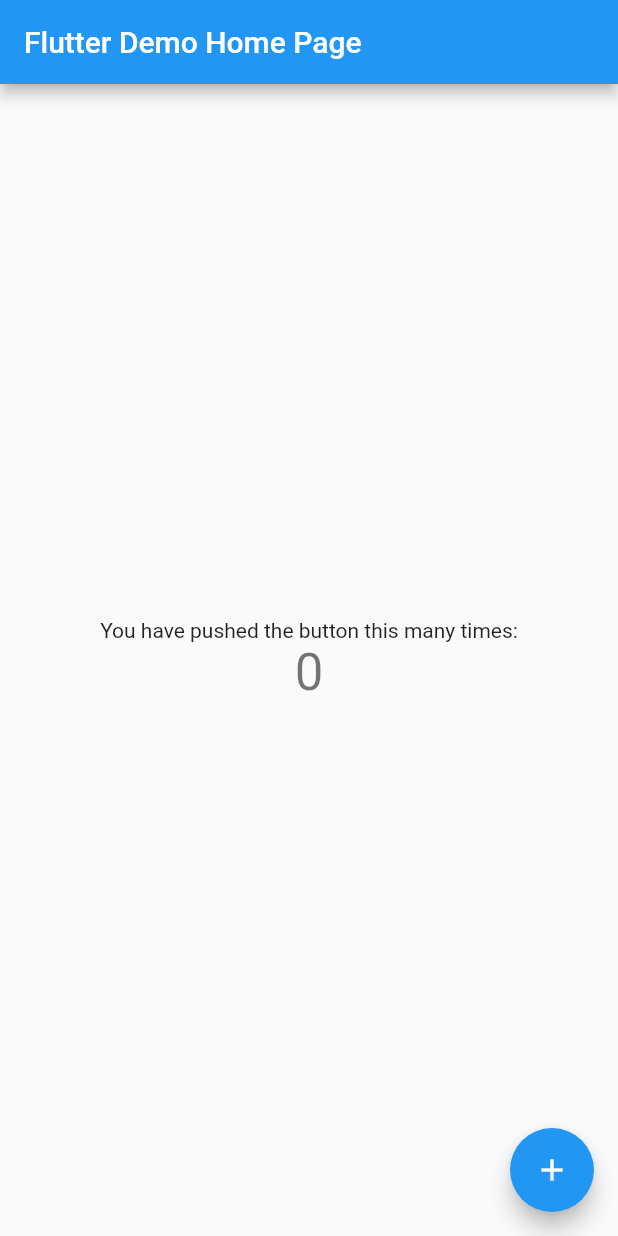
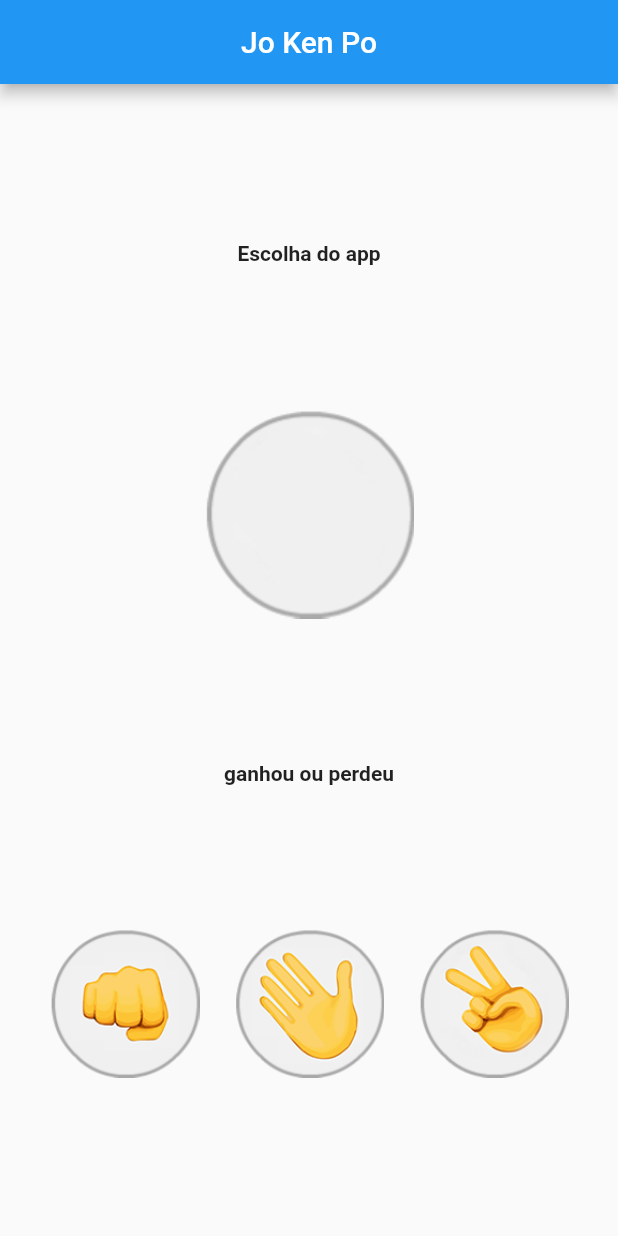
Before and after one commit to moreirapontocom/flutter-jokenpo-game, a Flutter app: the screen it shows after launch, on a phone screen of 412 x 824 dp. Run offline on Flutter 3.47's test engine with Material 2 defaults, Android fonts, the phone set to English and light mode, and no system bars.

Commit message:
Game interface

```diff
--- /dev/null
+++ b/lib/Jogo.dart
@@ -0,0 +1,50 @@
+import 'package:flutter/material.dart';
+
+class Home extends StatefulWidget {
+  @override
+  _HomeState createState() => _HomeState();
+}
+
+class _HomeState extends State<Home> {
+  @override
+  Widget build(BuildContext context) {
+    return Scaffold(
+      appBar: AppBar(
+        title: Text("Jo Ken Po"),
+        centerTitle: true,
+      ),
+      body: Container(
+        width: double.infinity,
+        padding: EdgeInsets.all(10),
+        child: Column(
+          mainAxisAlignment: MainAxisAlignment.spaceEvenly,
+          crossAxisAlignment: CrossAxisAlignment.center,
+          children: <Widget>[
+            Text(
+              "Escolha do app",
+              style: TextStyle(
+                fontWeight: FontWeight.bold
+              ),
+            ),
+            Image.asset("images/padrao.png"),
+            Text(
+              "ganhou ou perdeu",
+              style: TextStyle(
+                fontWeight: FontWeight.bold
+              ),
+            ),
+            Row(
+              mainAxisAlignment: MainAxisAlignment.spaceEvenly,
+              crossAxisAlignment: CrossAxisAlignment.center,
+              children: <Widget>[
+                Image.asset("images/pedra.png", height: 100,),
+                Image.asset("images/papel.png", height: 100,),
+                Image.asset("images/tesoura.png", height: 100,)
+              ],
+            ),
+          ],
+        ),
+      ),
+    );
+  }
+}
--- a/lib/main.dart
+++ b/lib/main.dart
@@ -1,111 +1,10 @@
 import 'package:flutter/material.dart';
+import 'package:jokenpo/Jogo.dart';
 
-void main() => runApp(MyApp());
-
-class MyApp extends StatelessWidget {
-  // This widget is the root of your application.
-  @override
-  Widget build(BuildContext context) {
-    return MaterialApp(
-      title: 'Flutter Demo',
-      theme: ThemeData(
-        // This is the theme of your application.
-        //
-        // Try running your application with "flutter run". You'll see the
-        // application has a blue toolbar. Then, without quitting the app, try
-        // changing the primarySwatch below to Colors.green and then invoke
-        // "hot reload" (press "r" in the console where you ran "flutter run",
-        // or simply save your changes to "hot reload" in a Flutter IDE).
-        // Notice that the counter didn't reset back to zero; the application
-        // is not restarted.
-        primarySwatch: Colors.blue,
-      ),
-      home: MyHomePage(title: 'Flutter Demo Home Page'),
-    );
-  }
+void main() {
+  runApp(MaterialApp(
+    title: "JoKenPo",
+    debugShowCheckedModeBanner: false,
+    home: Home()
+  ));
 }
-
-class MyHomePage extends StatefulWidget {
-  MyHomePage({Key key, this.title}) : super(key: key);
-
-  // This widget is the home page of your application. It is stateful, meaning
-  // that it has a State object (defined below) that contains fields that affect
-  // how it looks.
-
-  // This class is the configuration for the state. It holds the values (in this
-  // case the title) provided by the parent (in this case the App widget) and
-  // used by the build method of the State. Fields in a Widget subclass are
-  // always marked "final".
-
-  final String title;
-
-  @override
-  _MyHomePageState createState() => _MyHomePageState();
-}
-
-class _MyHomePageState extends State<MyHomePage> {
-  int _counter = 0;
-
-  void _incrementCounter() {
-    setState(() {
-      // This call to setState tells the Flutter framework that something has
-      // changed in this State, which causes it to rerun the build method below
-      // so that the display can reflect the updated values. If we changed
-      // _counter without calling setState(), then the build method would not be
-      // called again, and so nothing would appear to happen.
-      _counter++;
-    });
-  }
-
-  @override
-  Widget build(BuildContext context) {
-    // This method is rerun every time setState is called, for instance as done
-    // by the _incrementCounter method above.
-    //
-    // The Flutter framework has been optimized to make rerunning build methods
-    // fast, so that you can just rebuild anything that needs updating rather
-    // than having to individually change instances of widgets.
-    return Scaffold(
-      appBar: AppBar(
-        // Here we take the value from the MyHomePage object that was created by
-        // the App.build method, and use it to set our appbar title.
-        title: Text(widget.title),
-      ),
-      body: Center(
-        // Center is a layout widget. It takes a single child and positions it
-        // in the middle of the parent.
-        child: Column(
-          // Column is also a layout widget. It takes a list of children and
-          // arranges them vertically. By default, it sizes itself to fit its
-          // children horizontally, and tries to be as tall as its parent.
-          //
-          // Invoke "debug painting" (press "p" in the console, choose the
-          // "Toggle Debug Paint" action from the Flutter Inspector in Android
-          // Studio, or the "Toggle Debug Paint" command in Visual Studio Code)
-          // to see the wireframe for each widget.
-          //
-          // Column has various properties to control how it sizes itself and
-          // how it positions its children. Here we use mainAxisAlignment to
-          // center the children vertically; the main axis here is the vertical
-          // axis because Columns are vertical (the cross axis would be
-          // horizontal).
-          mainAxisAlignment: MainAxisAlignment.center,
-          children: <Widget>[
-            Text(
-              'You have pushed the button this many times:',
-            ),
-            Text(
-              '$_counter',
-              style: Theme.of(context).textTheme.display1,
-            ),
-          ],
-        ),
-      ),
-      floatingActionButton: FloatingActionButton(
-        onPressed: _incrementCounter,
-        tooltip: 'Increment',
-        child: Icon(Icons.add),
-      ), // This trailing comma makes auto-formatting nicer for build methods.
-    );
-  }
-}
--- a/pubspec.yaml
+++ b/pubspec.yaml
@@ -44,6 +44,11 @@ flutter:
   # assets:
   #  - images/a_dot_burr.jpeg
   #  - images/a_dot_ham.jpeg
+  assets:
+    - images/padrao.png
+    - images/papel.png
+    - images/pedra.png
+    - images/tesoura.png
 
   # An image asset can refer to one or more resolution-specific "variants", see
   # https://flutter.dev/assets-and-images/#resolution-aware.
```
Also changed, not shown: images/padrao.png (added), images/papel.png (added), images/pedra.png (added), images/tesoura.png (added), 1 other file.
